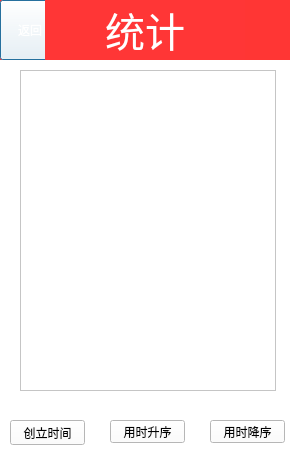
Before: the Qt Designer form historicaltask.ui in Haiming-Yang/oneTomato, drawn with Qt 5.
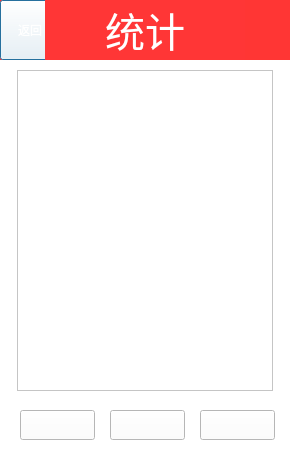
After: the same form once the commit is applied. Icons and pictures are not drawn.

What changed in the file:
```diff
--- a/historicaltask.ui
+++ b/historicaltask.ui
@@ -104,7 +104,7 @@
   <widget class="QTableView" name="tableView">
    <property name="geometry">
     <rect>
-     <x>20</x>
+     <x>17</x>
      <y>70</y>
      <width>256</width>
      <height>321</height>
@@ -114,40 +114,49 @@
   <widget class="QPushButton" name="pushButton_2">
    <property name="geometry">
     <rect>
-     <x>10</x>
-     <y>420</y>
+     <x>20</x>
+     <y>410</y>
      <width>75</width>
-     <height>25</height>
+     <height>30</height>
     </rect>
    </property>
+   <property name="styleSheet">
+    <string notr="true">border-image: url(:/buttonImage/time.jpg);</string>
+   </property>
    <property name="text">
-    <string>创立时间</string>
+    <string/>
    </property>
   </widget>
   <widget class="QPushButton" name="pushButton_3">
    <property name="geometry">
     <rect>
-     <x>210</x>
-     <y>420</y>
+     <x>200</x>
+     <y>410</y>
      <width>75</width>
-     <height>23</height>
+     <height>30</height>
     </rect>
    </property>
+   <property name="styleSheet">
+    <string notr="true">border-image: url(:/buttonImage/timecostdown.jpg);</string>
+   </property>
    <property name="text">
-    <string>用时降序</string>
+    <string/>
    </property>
   </widget>
   <widget class="QPushButton" name="pushButton_4">
    <property name="geometry">
     <rect>
      <x>110</x>
-     <y>420</y>
+     <y>410</y>
      <width>75</width>
-     <height>23</height>
+     <height>30</height>
     </rect>
    </property>
+   <property name="styleSheet">
+    <string notr="true">border-image: url(:/buttonImage/timecostup.jpg);</string>
+   </property>
    <property name="text">
-    <string>用时升序</string>
+    <string/>
    </property>
   </widget>
  </widget>
```
